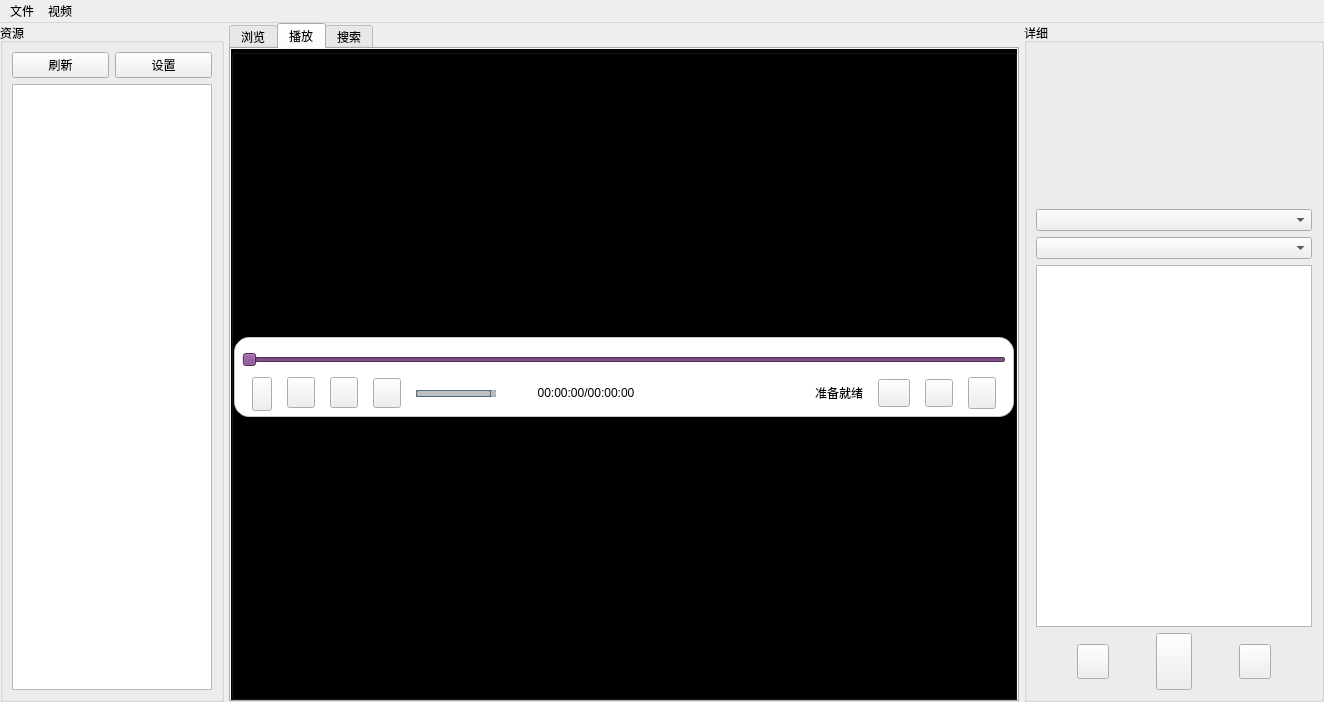
First picture: the form in mainwindow.ui, repository xymov/vst-video, before the edit.
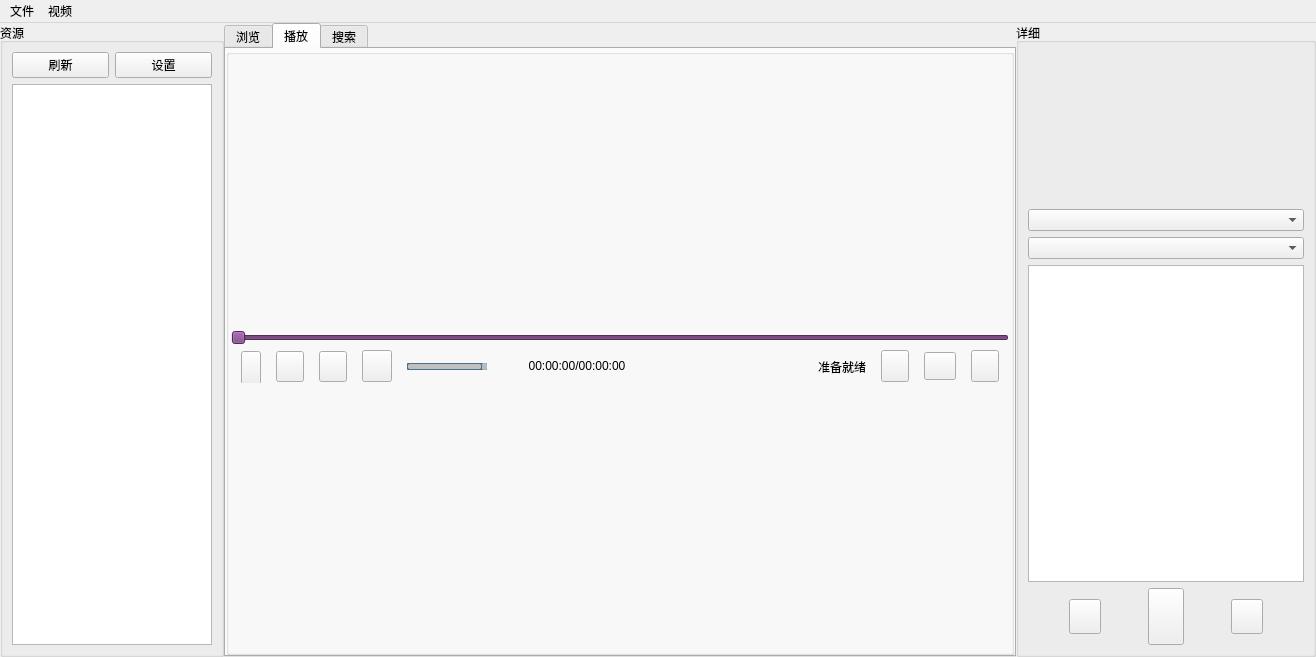
Second picture: the form after the edit. The open tabs and pages were chosen to show the change. Icons and pictures are not drawn.

```diff
--- a/mainwindow.ui
+++ b/mainwindow.ui
@@ -9,8 +9,8 @@
    <rect>
     <x>0</x>
     <y>0</y>
-    <width>1324</width>
-    <height>702</height>
+    <width>1316</width>
+    <height>657</height>
    </rect>
   </property>
   <property name="maximumSize">
@@ -70,7 +70,7 @@
    </property>
    <layout class="QHBoxLayout" name="horizontalLayout_4">
     <property name="spacing">
-     <number>5</number>
+     <number>0</number>
     </property>
     <property name="leftMargin">
      <number>0</number>
@@ -157,7 +157,7 @@
        <string notr="true"/>
       </property>
       <property name="currentIndex">
-       <number>0</number>
+       <number>1</number>
       </property>
       <widget class="QWidget" name="tab">
        <attribute name="title">
@@ -341,7 +341,7 @@
           </property>
           <property name="styleSheet">
            <string notr="true">QGroupBox {
-background: #000;
+
 }
 </string>
           </property>
@@ -373,13 +373,13 @@
               <number>0</number>
              </property>
              <property name="leftMargin">
-              <number>2</number>
+              <number>0</number>
              </property>
              <property name="rightMargin">
-              <number>2</number>
+              <number>0</number>
              </property>
              <property name="bottomMargin">
-              <number>2</number>
+              <number>0</number>
              </property>
             </layout>
            </item>
@@ -388,20 +388,18 @@
              <property name="minimumSize">
               <size>
                <width>546</width>
-               <height>0</height>
+               <height>60</height>
               </size>
              </property>
              <property name="maximumSize">
               <size>
                <width>16777215</width>
-               <height>80</height>
+               <height>60</height>
               </size>
              </property>
              <property name="styleSheet">
               <string notr="true">QGroupBox {
-background: #fff;
-border: 1px solid #c7c7c7;
-border-radius:15px;
+border: none ;
 }
 QGroupBox::title {
 border:none;
@@ -419,13 +417,13 @@
                <number>0</number>
               </property>
               <property name="leftMargin">
-               <number>5</number>
+               <number>2</number>
               </property>
               <property name="topMargin">
-               <number>0</number>
+               <number>2</number>
               </property>
               <property name="rightMargin">
-               <number>5</number>
+               <number>2</number>
               </property>
               <property name="bottomMargin">
                <number>0</number>
@@ -587,9 +585,6 @@
                 <property name="leftMargin">
                  <number>10</number>
                 </property>
-                <property name="topMargin">
-                 <number>0</number>
-                </property>
                 <property name="rightMargin">
                  <number>10</number>
                 </property>
@@ -711,14 +706,14 @@
                  <widget class="QPushButton" name="pushButton_sound">
                   <property name="minimumSize">
                    <size>
-                    <width>28</width>
-                    <height>30</height>
+                    <width>30</width>
+                    <height>32</height>
                    </size>
                   </property>
                   <property name="maximumSize">
                    <size>
-                    <width>28</width>
-                    <height>30</height>
+                    <width>30</width>
+                    <height>32</height>
                    </size>
                   </property>
                   <property name="focusPolicy">
@@ -998,7 +993,7 @@
                    <string>时间</string>
                   </property>
                   <property name="styleSheet">
-                   <string notr="true"/>
+                   <string notr="true">color:#000;</string>
                   </property>
                   <property name="text">
                    <string>00:00:00/00:00:00</string>
@@ -1036,7 +1031,7 @@
                    </size>
                   </property>
                   <property name="styleSheet">
-                   <string notr="true"/>
+                   <string notr="true">color:#000;</string>
                   </property>
                   <property name="text">
                    <string>准备就绪</string>
@@ -1046,6 +1041,41 @@
                   </property>
                  </widget>
                 </item>
+                <item>
+                 <widget class="QPushButton" name="pushButton_full">
+                  <property name="minimumSize">
+                   <size>
+                    <width>28</width>
+                    <height>32</height>
+                   </size>
+                  </property>
+                  <property name="maximumSize">
+                   <size>
+                    <width>28</width>
+                    <height>32</height>
+                   </size>
+                  </property>
+                  <property name="focusPolicy">
+                   <enum>Qt::NoFocus</enum>
+                  </property>
+                  <property name="styleSheet">
+                   <string notr="true">
+
+QPushButton{
+    border-image:url(://resource/img/full_out.svg) 0px 0px no-repeat;
+filter:alpha(Opacity=80);-moz-opacity:0.5;opacity: 0.5;
+}
+QPushButton:hover{
+     border-image:url(://resource/img/full_on.svg) -0px 0px no-repeat;
+border:none;
+}
+</string>
+                  </property>
+                  <property name="text">
+                   <string/>
+                  </property>
+                 </widget>
+                </item>
                 <item>
                  <widget class="QPushButton" name="pushButton_setting">
                   <property name="minimumSize">
@@ -1085,13 +1115,13 @@
                   <property name="minimumSize">
                    <size>
                     <width>28</width>
-                    <height>28</height>
+                    <height>32</height>
                    </size>
                   </property>
                   <property name="maximumSize">
                    <size>
                     <width>28</width>
-                    <height>28</height>
+                    <height>32</height>
                    </size>
                   </property>
                   <property name="focusPolicy">
@@ -1114,41 +1144,6 @@
                   </property>
                  </widget>
                 </item>
-                <item>
-                 <widget class="QPushButton" name="pushButton_full">
-                  <property name="minimumSize">
-                   <size>
-                    <width>28</width>
-                    <height>32</height>
-                   </size>
-                  </property>
-                  <property name="maximumSize">
-                   <size>
-                    <width>28</width>
-                    <height>32</height>
-                   </size>
-                  </property>
-                  <property name="focusPolicy">
-                   <enum>Qt::NoFocus</enum>
-                  </property>
-                  <property name="styleSheet">
-                   <string notr="true">
-
-QPushButton{
-    border-image:url(://resource/img/full_out.svg) 0px 0px no-repeat;
-filter:alpha(Opacity=80);-moz-opacity:0.5;opacity: 0.5;
-}
-QPushButton:hover{
-     border-image:url(://resource/img/full_on.svg) -0px 0px no-repeat;
-border:none;
-}
-</string>
-                  </property>
-                  <property name="text">
-                   <string/>
-                  </property>
-                 </widget>
-                </item>
                </layout>
               </item>
              </layout>
@@ -1418,7 +1413,7 @@
     <rect>
      <x>0</x>
      <y>0</y>
-     <width>1324</width>
+     <width>1316</width>
      <height>28</height>
     </rect>
    </property>
```
